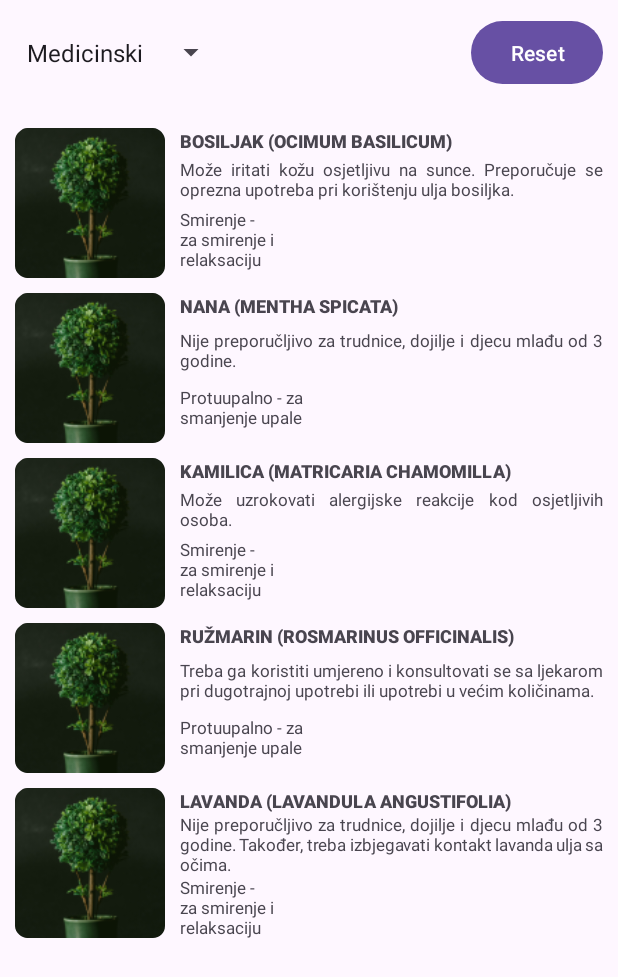
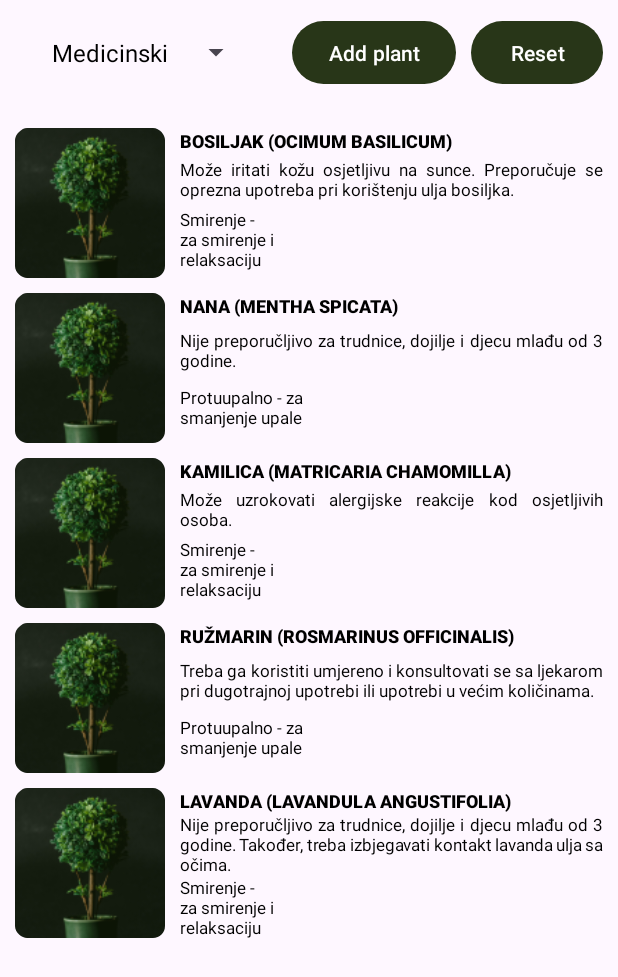
Before and after one commit to tanerbajrovic/botanic-app, an Android app: the screen it shows after launch (MainActivity), on a phone screen of 412 x 824 dp. Shown: the top 977 px of the screen. Run offline under Robolectric (Android 15) with nearby library versions, the phone set to English and light mode, and no system bars.

Commit message:
Update main layout and add themes

```diff
--- a/app/src/main/AndroidManifest.xml
+++ b/app/src/main/AndroidManifest.xml
@@ -10,7 +10,7 @@
         android:label="@string/app_name"
         android:roundIcon="@mipmap/ic_launcher_round"
         android:supportsRtl="true"
-        android:theme="@style/Theme.SpiralApp"
+        android:theme="@style/Base.Theme.SpiralApp"
         tools:targetApi="31">
         <activity
             android:name=".MainActivity"
--- a/app/src/main/res/layout/activity_main.xml
+++ b/app/src/main/res/layout/activity_main.xml
@@ -13,8 +13,25 @@
         android:layout_marginStart="10dp"
         android:layout_marginEnd="10dp"
         android:layout_marginTop="10dp"
+        app:layout_constraintEnd_toStartOf="@id/novaBiljkaBtn"
         app:layout_constraintStart_toStartOf="parent"
         app:layout_constraintTop_toTopOf="parent"
+    />
+
+    <Button
+        android:id="@+id/novaBiljkaBtn"
+        android:layout_width="wrap_content"
+        android:layout_height="50dp"
+        android:text="Add plant"
+        android:layout_marginTop="10dp"
+        android:layout_marginStart="10dp"
+        android:layout_marginEnd="10dp"
+        app:layout_constraintTop_toTopOf="parent"
+        app:layout_constraintBottom_toTopOf="@id/biljkeRV"
+        app:layout_constraintEnd_toStartOf="@+id/resetBtn"
+        app:layout_constraintHorizontal_bias="1.0"
+        app:layout_constraintVertical_bias="0.0"
+        android:textColor="?attr/colorAccent"
     />
 
     <Button
@@ -26,10 +43,10 @@
         android:layout_marginEnd="10dp"
         app:layout_constraintBottom_toTopOf="@+id/biljkeRV"
         app:layout_constraintEnd_toEndOf="parent"
-        app:layout_constraintStart_toEndOf="@+id/modSpinner"
         app:layout_constraintTop_toTopOf="parent"
         app:layout_constraintHorizontal_bias="1.0"
         app:layout_constraintVertical_bias="0.0"
+        android:textColor="?attr/colorAccent"
     />
 
     <androidx.recyclerview.widget.RecyclerView
@@ -39,7 +56,7 @@
         android:layout_marginStart="10dp"
         android:layout_marginEnd="10dp"
         android:layout_marginTop="20dp"
-        android:layout_marginBottom="10dp"
+        android:layout_marginBottom="20dp"
         app:layout_constraintStart_toStartOf="parent"
         app:layout_constraintEnd_toEndOf="parent"
         app:layout_constraintTop_toBottomOf="@+id/modSpinner"
--- a/app/src/main/res/values-night/themes.xml
+++ b/app/src/main/res/values-night/themes.xml
@@ -2,6 +2,12 @@
     <!-- Base application theme. -->
     <style name="Base.Theme.SpiralApp" parent="Theme.Material3.DayNight.NoActionBar">
         <!-- Customize your dark theme here. -->
-        <!-- <item name="colorPrimary">@color/my_dark_primary</item> -->
+        <item name="colorPrimary">@color/light_green</item>
+        <item name="colorPrimaryDark">@color/dark_green</item>
+        <item name="colorSecondary">@color/light_green</item>
+        <item name="colorAccent">@color/white</item>
+        <item name="android:textColor">@color/white</item>
+        <item name="android:windowBackground">@color/black</item>
     </style>
+
 </resources>
--- a/app/src/main/res/values/colors.xml
+++ b/app/src/main/res/values/colors.xml
@@ -2,4 +2,8 @@
 <resources>
     <color name="black">#FF000000</color>
     <color name="white">#FFFFFFFF</color>
+    <color name="light_green">#606C38</color>
+    <color name="dark_green">#283618</color>
+    <color name="light_orange">#DDA15E</color>
+    <color name="dark_orange">#BC6C25</color>
 </resources>
--- a/app/src/main/res/values/themes.xml
+++ b/app/src/main/res/values/themes.xml
@@ -1,9 +1,12 @@
 <resources xmlns:tools="http://schemas.android.com/tools">
+
     <!-- Base application theme. -->
-    <style name="Base.Theme.SpiralApp" parent="Theme.Material3.DayNight.NoActionBar">
+    <style name="Base.Theme.SpiralApp" parent="Theme.Material3.Light.NoActionBar">
         <!-- Customize your light theme here. -->
-        <!-- <item name="colorPrimary">@color/my_light_primary</item> -->
+        <item name="colorPrimary">@color/dark_green</item>
+        <item name="colorPrimaryDark">@color/light_green</item>
+        <item name="colorAccent">@color/white</item>
+        <item name="android:textColor">@color/black</item>
     </style>
 
-    <style name="Theme.SpiralApp" parent="Base.Theme.SpiralApp" />
 </resources>
```
